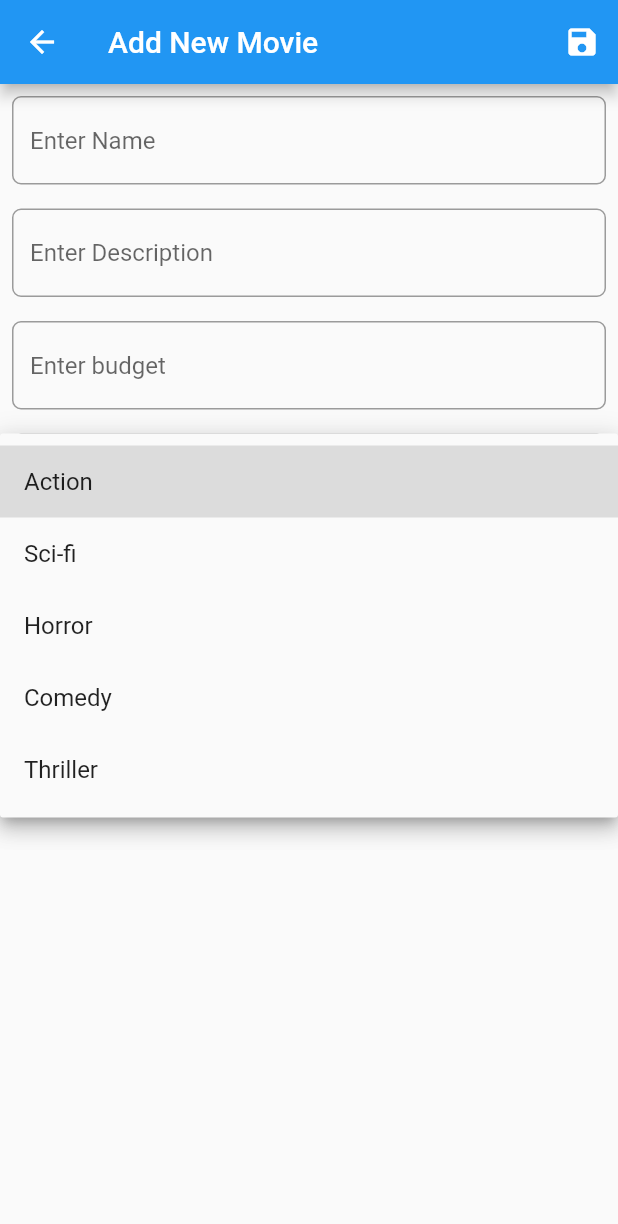
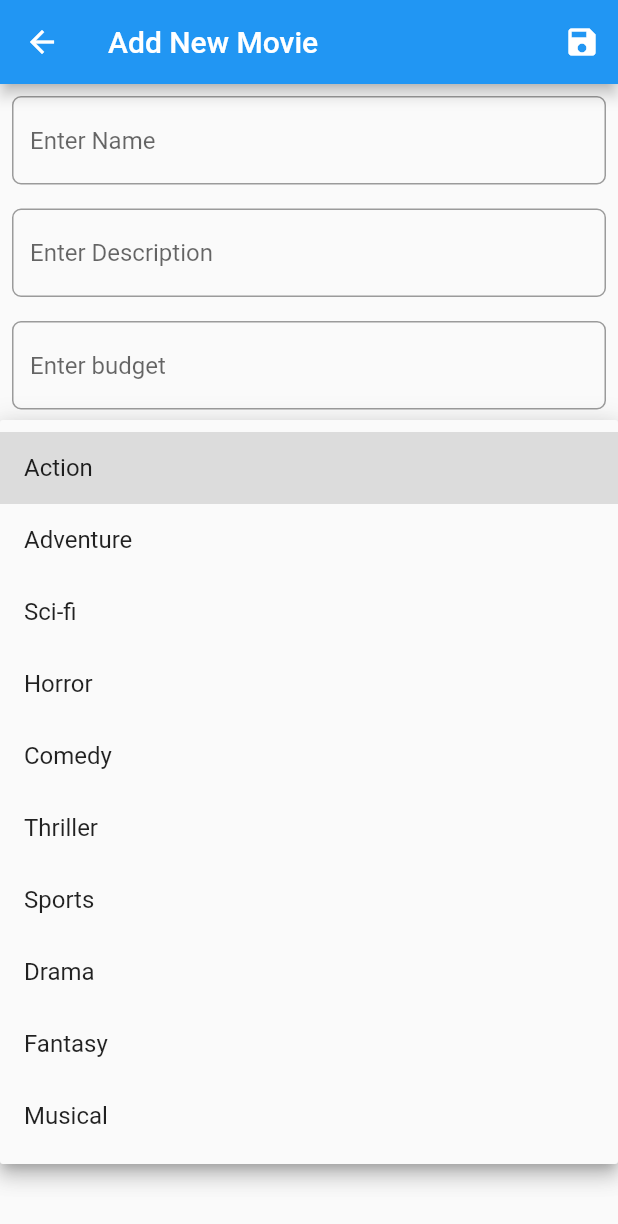
Before and after one commit to marufahmedofficial/movie_list_app, a Flutter app: the AddNewMoviePage screen opened by its route, after a tap on "Select Movie Type", on a phone screen of 412 x 824 dp. Shown: the top 1224 px of the screen. Run offline on Flutter 3.47's test engine with Material 2 defaults, Android fonts, the phone set to English and light mode, and no system bars; our stand-ins replace flutter_rating_bar, image_picker, shared_preferences, sqflite; accounts and stored records are empty.

Commit message:
update and fixes

```diff
--- a/lib/customwidgets/rating_comment_widget.dart
+++ b/lib/customwidgets/rating_comment_widget.dart
@@ -1,3 +1,4 @@
+import 'package:flutter/cupertino.dart';
 import 'package:flutter/material.dart';
 import 'package:flutter_rating_bar/flutter_rating_bar.dart';
 import 'package:provider/provider.dart';
@@ -48,8 +49,8 @@ class _RatingCommentWidgetState extends State<RatingCommentWidget> {
               allowHalfRating: true,
               itemPadding: const EdgeInsets.symmetric(horizontal: 4),
               direction: Axis.horizontal,
-              itemBuilder: (context, value) => Icon(
-                Icons.star,
+              itemBuilder: (context, value) => const Icon(
+                CupertinoIcons.star,
                 color: Colors.amber,
               ),
               onRatingUpdate: (value) {
--- a/lib/pages/login_page.dart
+++ b/lib/pages/login_page.dart
@@ -4,7 +4,6 @@ import '../models/user_model.dart';
 import '../providers/user_provider.dart';
 import '../utils/helper_functions.dart';
 import 'launcher_page.dart';
-import '../db/db_helper.dart';
 
 
 class LoginPage extends StatefulWidget {
--- a/lib/pages/movie_details.dart
+++ b/lib/pages/movie_details.dart
@@ -139,9 +139,9 @@ class _MovieDetailsPageState extends State<MovieDetailsPage> {
                         },
                       ),
                     ),
-                  Padding(
-                    padding: const EdgeInsets.all(8.0),
-                    child: const Text(
+                  const Padding(
+                    padding: EdgeInsets.all(8.0),
+                    child: Text(
                       'All Comments',
                       style: TextStyle(fontSize: 25),
                     ),
--- a/lib/pages/new_movie_page.dart
+++ b/lib/pages/new_movie_page.dart
@@ -69,7 +69,7 @@ class _AddNewMoviePageState extends State<AddNewMoviePage> {
                       border: OutlineInputBorder(
                           borderRadius: BorderRadius.circular(6),
                           borderSide:
-                          BorderSide(color: Colors.blue, width: 1))),
+                          const BorderSide(color: Colors.blue, width: 1))),
                   validator: (value) {
                     if (value == null || value.isEmpty) {
                       return 'This field must not be empty';
--- a/lib/utils/helper_functions.dart
+++ b/lib/utils/helper_functions.dart
@@ -1,4 +1,3 @@
-import 'package:flutter/cupertino.dart';
 import 'package:flutter/material.dart';
 import 'package:intl/intl.dart';
 import 'package:shared_preferences/shared_preferences.dart';
--- a/lib/utils/utils.dart
+++ b/lib/utils/utils.dart
@@ -1,4 +1,5 @@
-List<String?> movieTypes=['Action','Sci-fi','Horror','Comedy','Thriller'];
+List<String?> movieTypes=['Action','Adventure','Sci-fi','Horror',
+  'Comedy','Thriller','Sports','Drama','Fantasy','Musical'];
 const datePattern = 'dd/MM/yyyy';
 const dateTimePattern = 'dd/MM/yyyy hh:mm:s a';
 const isLoggedIn = 'isLoggedIn';
```
